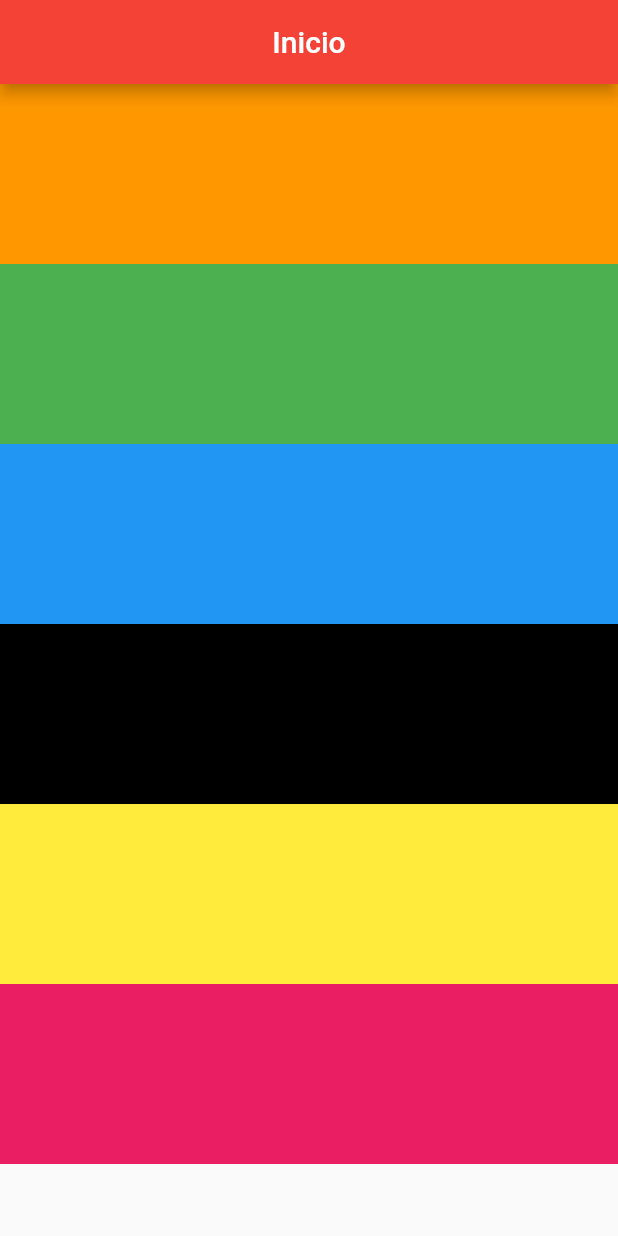
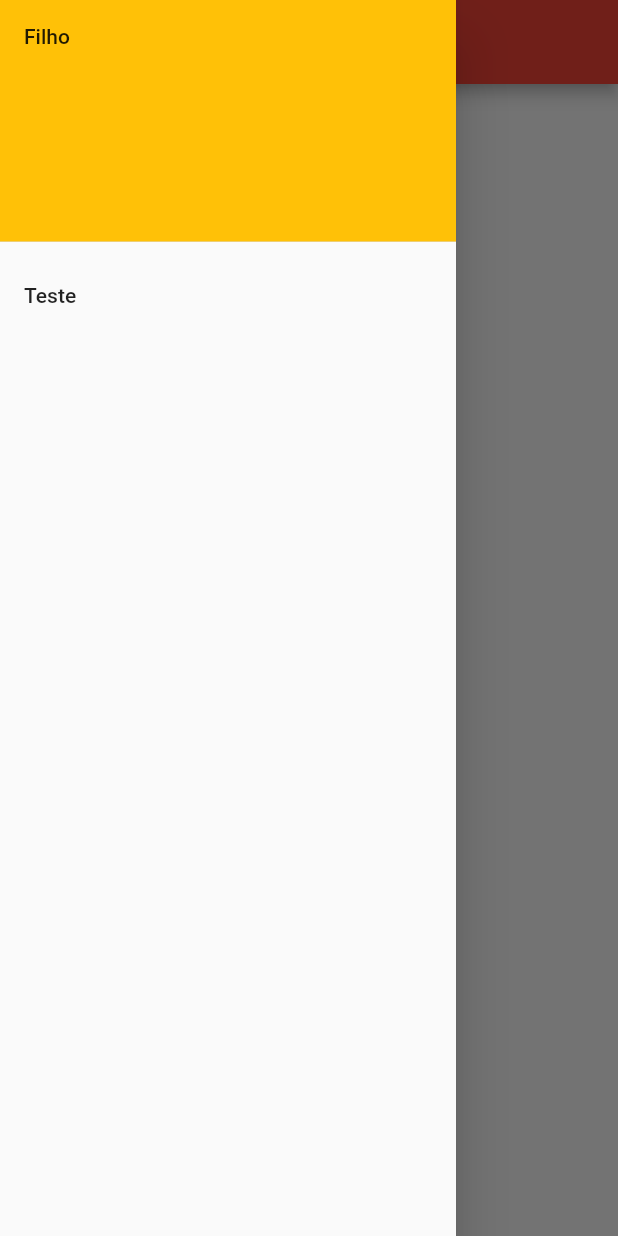
Before and after one commit to ElitonRoberto/Aula4, a Flutter app: the screen it shows after launch, with the side drawer open (before the commit the screen has no drawer), on a phone screen of 412 x 824 dp. Run offline on Flutter 3.47's test engine with Material 2 defaults, Android fonts, the phone set to English and light mode, and no system bars.

Commit message:
Atualização

```diff
--- a/lib/main.dart
+++ b/lib/main.dart
@@ -55,7 +55,7 @@ class Aula4 extends StatelessWidget {//extends: vai consumir de uma classe State
 
         )2*/
 
-        body: ListView(//cria uma lista
+        /*3body: ListView(//cria uma lista
               children:[
                 Container(//container: vai englobar uma serie de layout
                   height: 120,
@@ -83,7 +83,46 @@ class Aula4 extends StatelessWidget {//extends: vai consumir de uma classe State
                 ),
 
               ]
+            )3*/
+
+
+          /*4 body: GridView.count(
+              scrollDirection: Axis.vertical,
+              crossAxisCount: 2,
+              children: [
+                Container(
+                  color: Colors.yellow
+                ),
+                Container(
+                  color: Colors.green
+                ),
+                Container(
+                  color: Colors.blue
+                ),
+                Container(
+                  color: Colors.red
+                )
+              ],
+          )4*/
+
+          drawer: Drawer(
+            child: ListView(
+              children:[
+                DrawerHeader(
+                  child: Text("Filho"),
+                  decoration: BoxDecoration(
+                    color: Colors.amber
+                  ),
+                  ),
+                ListTile(
+                  title: Text("Teste"),
+                  onTap:() {},
+                )
+              ]
             )
+          )
+
+
 
       ),
     );
```
